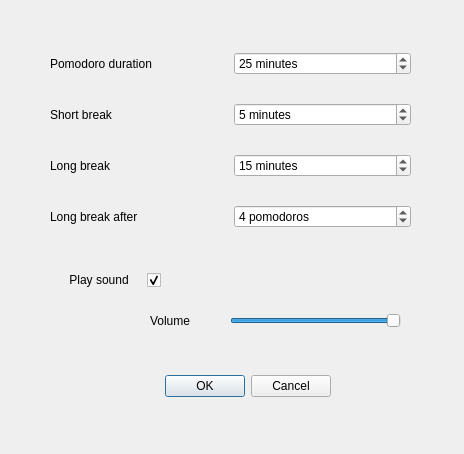
ravenvz/SprintTimer, file qt_gui/ui/settings.ui: the form before one commit.
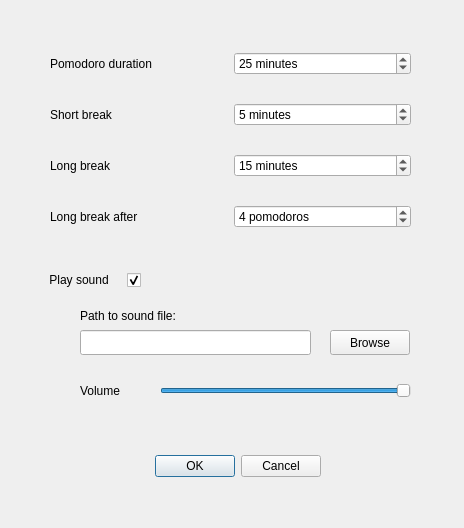
The form after the commit. Icons and pictures are not drawn.

Commit message: PM-87 Path to sound file is now configurable in settings

Diff of the .ui file:
```diff
--- a/qt_gui/ui/settings.ui
+++ b/qt_gui/ui/settings.ui
@@ -7,7 +7,7 @@
     <x>0</x>
     <y>0</y>
     <width>464</width>
-    <height>454</height>
+    <height>528</height>
    </rect>
   </property>
   <property name="windowTitle">
@@ -20,8 +20,8 @@
   <widget class="QDialogButtonBox" name="buttonBox">
    <property name="geometry">
     <rect>
-     <x>-10</x>
-     <y>370</y>
+     <x>-20</x>
+     <y>450</y>
      <width>341</width>
      <height>32</height>
     </rect>
@@ -36,9 +36,9 @@
   <widget class="QSlider" name="hSliderVolume">
    <property name="geometry">
     <rect>
-     <x>230</x>
-     <y>310</y>
-     <width>171</width>
+     <x>160</x>
+     <y>380</y>
+     <width>251</width>
      <height>21</height>
     </rect>
    </property>
@@ -195,8 +195,8 @@
   <widget class="QLabel" name="lblSoundVolume">
    <property name="geometry">
     <rect>
-     <x>150</x>
-     <y>300</y>
+     <x>80</x>
+     <y>370</y>
      <width>61</width>
      <height>41</height>
     </rect>
@@ -208,7 +208,7 @@
   <widget class="QCheckBox" name="chBxPlaySound">
    <property name="geometry">
     <rect>
-     <x>50</x>
+     <x>30</x>
      <y>270</y>
      <width>111</width>
      <height>20</height>
@@ -224,6 +224,42 @@
     <bool>true</bool>
    </property>
   </widget>
+  <widget class="QLineEdit" name="lePathToSoundFile">
+   <property name="geometry">
+    <rect>
+     <x>80</x>
+     <y>330</y>
+     <width>231</width>
+     <height>25</height>
+    </rect>
+   </property>
+  </widget>
+  <widget class="QLabel" name="label_5">
+   <property name="geometry">
+    <rect>
+     <x>80</x>
+     <y>300</y>
+     <width>111</width>
+     <height>31</height>
+    </rect>
+   </property>
+   <property name="text">
+    <string>Path to sound file:</string>
+   </property>
+  </widget>
+  <widget class="QPushButton" name="pbBrowseSoundFile">
+   <property name="geometry">
+    <rect>
+     <x>330</x>
+     <y>330</y>
+     <width>80</width>
+     <height>25</height>
+    </rect>
+   </property>
+   <property name="text">
+    <string>Browse</string>
+   </property>
+  </widget>
  </widget>
  <resources>
   <include location="../../../resources/resources.qrc"/>
```
Left out of the diff: 4 changed lines with no effect on the pictures. The commit also changes 6 other files.
